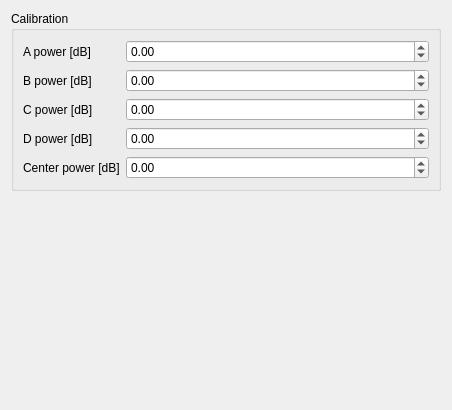
First picture: the form in designer/fourphasesettingswidget.ui, repository diglet48/restim, before the edit.
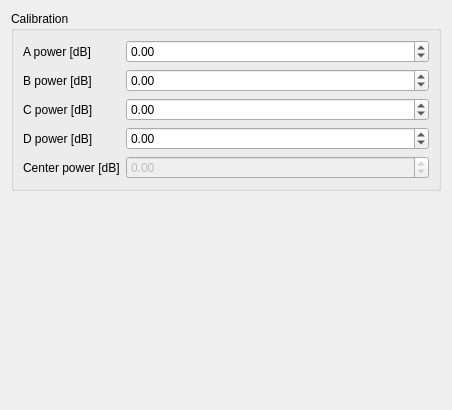
Second picture: the form after the edit.

What changed in the file:
```diff
--- a/designer/fourphasesettingswidget.ui
+++ b/designer/fourphasesettingswidget.ui
@@ -121,6 +121,9 @@
       </item>
       <item row="4" column="1">
        <widget class="QDoubleSpinBox" name="center_power">
+        <property name="enabled">
+         <bool>false</bool>
+        </property>
         <property name="keyboardTracking">
          <bool>false</bool>
         </property>
```
